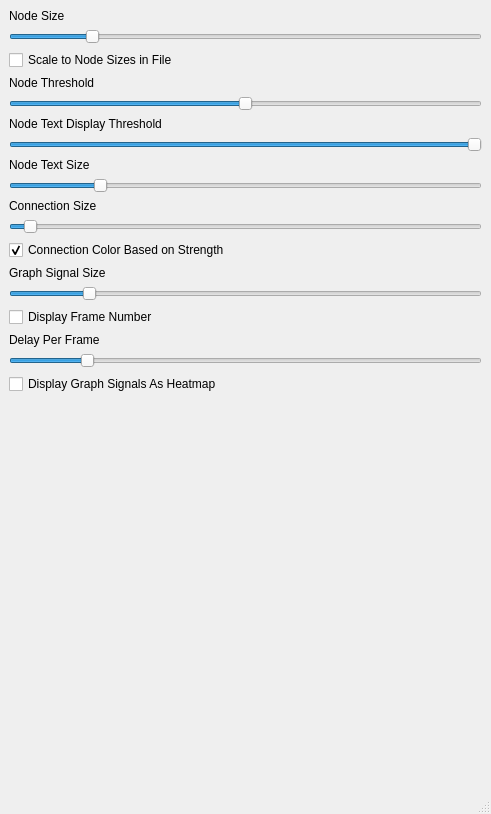
The window that networksettings.ui (Namr/Connected) describes before a commit, drawn with Qt 5.
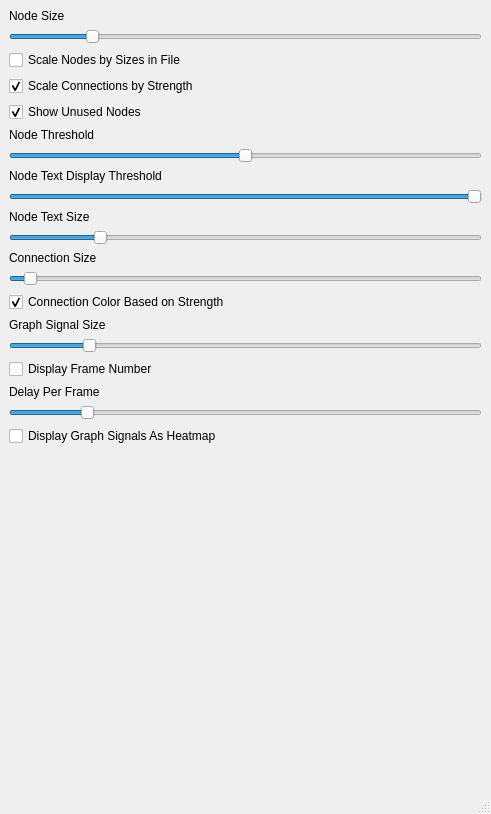
The same window after the commit.

Commit message: Added a feature that hides unconnected nodes

```diff
--- a/networksettings.ui
+++ b/networksettings.ui
@@ -40,7 +40,27 @@
       <item>
        <widget class="QCheckBox" name="checkBox">
         <property name="text">
-         <string>Scale to Node Sizes in File</string>
+         <string>Scale Nodes by Sizes in File</string>
+        </property>
+       </widget>
+      </item>
+      <item>
+       <widget class="QCheckBox" name="checkBox_5">
+        <property name="text">
+         <string>Scale Connections by Strength</string>
+        </property>
+        <property name="checked">
+         <bool>true</bool>
+        </property>
+       </widget>
+      </item>
+      <item>
+       <widget class="QCheckBox" name="checkBox_6">
+        <property name="text">
+         <string>Show Unused Nodes</string>
+        </property>
+        <property name="checked">
+         <bool>true</bool>
         </property>
        </widget>
       </item>
```
Left out of the diff: 2 changed lines with no effect on the pictures. The commit also changes 8 other files.
